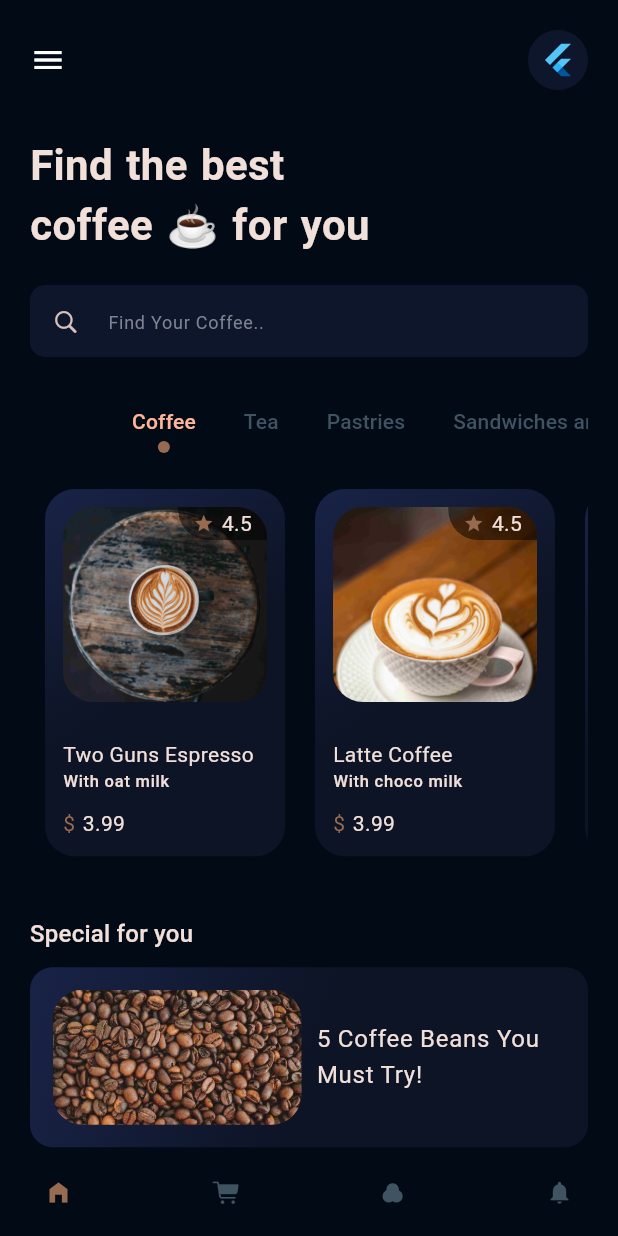
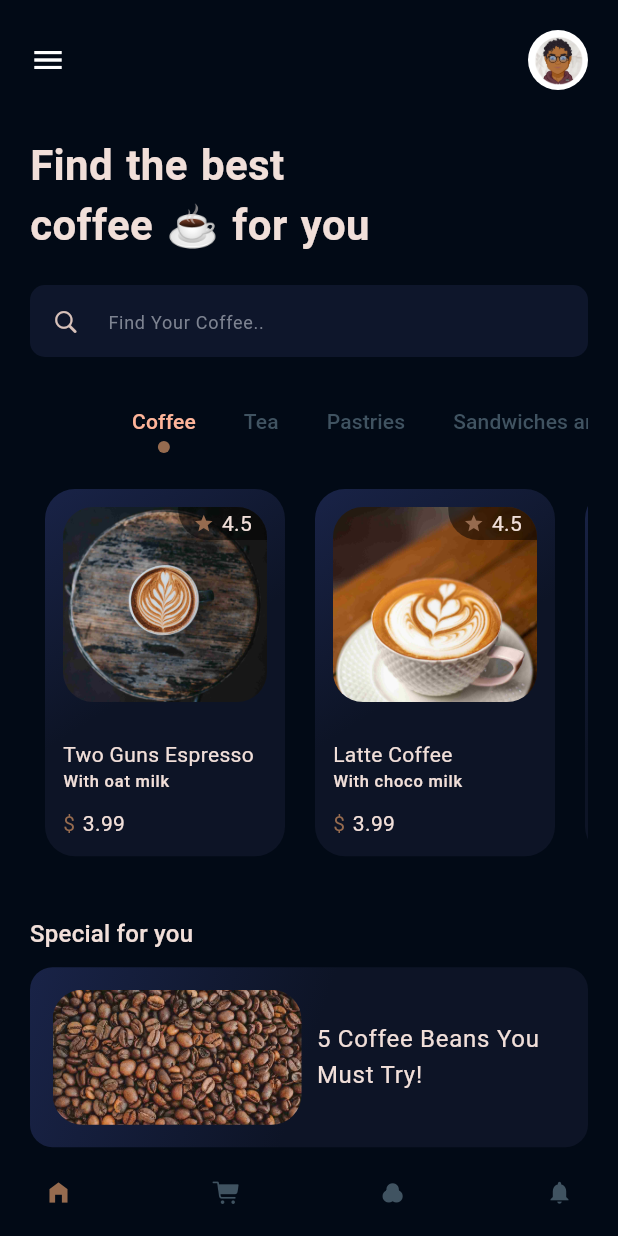
Before and after one commit to chrisokoriedev/coffe_master_ui, a Flutter app: the screen it shows after launch, on a phone screen of 412 x 824 dp. Run offline on Flutter 3.47's test engine with Material 2 defaults, Android fonts, the phone set to English and light mode, and no system bars; our stand-ins replace animate_do.

Commit message:
problem warning fix

```diff
--- a/lib/import.dart
+++ b/lib/import.dart
@@ -3,4 +3,4 @@ export 'package:coffe_master_ui/widget/linear.dart';
 export 'package:flutter/cupertino.dart';
 
 export 'list.dart';
-export 'widget/cricleUndertab.dart';
+export 'widget/cricle_undertab.dart';
--- a/lib/screen/home.dart
+++ b/lib/screen/home.dart
@@ -38,14 +38,17 @@ class _MyHomePageState extends State<MyHomePage>
               Column(crossAxisAlignment: CrossAxisAlignment.start, children: [
             BounceInLeft(
               delay: Duration(milliseconds: delay),
-              child: const Row(
+              child: Row(
                 mainAxisAlignment: MainAxisAlignment.spaceBetween,
                 children: [
-                  Icon(Icons.menu),
-                  CircleAvatar(
-                    backgroundColor: lightBlueInput,
-                    child: FlutterLogo(),
-                  ),
+                  const Icon(Icons.menu),
+                  ClipRRect(
+                      borderRadius: BorderRadius.circular(50),
+                      child: Image.asset(
+                        'assets/profile.jpg',
+                        width: 40,
+                        fit: BoxFit.cover,
+                      )),
                 ],
               ),
             ),
```
Also changed, not shown: assets/profile.jpg (added), lib/widget/cricle_undertab.dart (renamed from lib/widget/cricleUndertab.dart).
